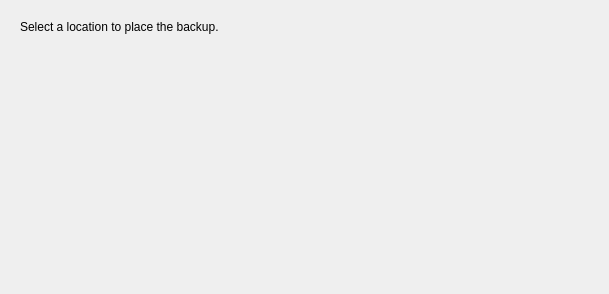
Qt form src/app/addbackupwizardpage3view.ui (flavio/kaveau) before a commit.
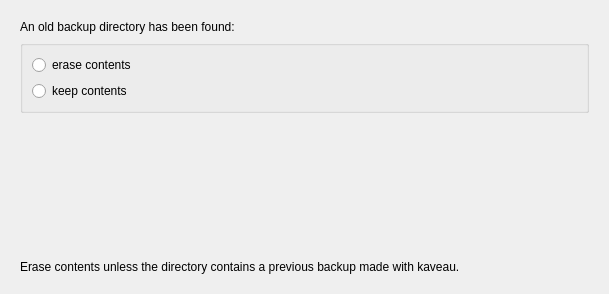
The same form after that commit. The open tabs and pages were chosen to show the change. Custom widgets are drawn as their Qt base class.

Commit message: it's no longer possible to chose a destination folder for the backup, kaveau will decide that without bothering the user.

```diff
--- a/src/app/addbackupwizardpage3view.ui
+++ b/src/app/addbackupwizardpage3view.ui
@@ -70,7 +70,7 @@
       </layout>
      </widget>
      <widget class="QWidget" name="page_2">
-      <layout class="QVBoxLayout" name="verticalLayout">
+      <layout class="QVBoxLayout" name="verticalLayout_5">
        <item>
         <widget class="QLabel" name="qLabel13_2">
          <property name="sizePolicy">
@@ -80,18 +80,34 @@
           </sizepolicy>
          </property>
          <property name="text">
-          <string>Select a location to place the backup.</string>
+          <string>An old backup directory has been found:</string>
          </property>
         </widget>
        </item>
        <item>
-        <widget class="KUrlRequester" name="destURL">
-         <property name="sizePolicy">
-          <sizepolicy hsizetype="Expanding" vsizetype="Minimum">
-           <horstretch>0</horstretch>
-           <verstretch>0</verstretch>
-          </sizepolicy>
+        <widget class="KButtonGroup" name="btnGroup">
+         <property name="flat">
+          <bool>true</bool>
          </property>
+         <layout class="QVBoxLayout" name="verticalLayout">
+          <item>
+           <widget class="QRadioButton" name="btnErase">
+            <property name="text">
+             <string>erase contents</string>
+            </property>
+            <property name="checked">
+             <bool>false</bool>
+            </property>
+           </widget>
+          </item>
+          <item>
+           <widget class="QRadioButton" name="btnKeep">
+            <property name="text">
+             <string>keep contents</string>
+            </property>
+           </widget>
+          </item>
+         </layout>
         </widget>
        </item>
        <item>
@@ -107,6 +123,13 @@
          </property>
         </spacer>
        </item>
+       <item>
+        <widget class="QLabel" name="label_2">
+         <property name="text">
+          <string>Erase contents unless the directory contains a previous backup made with kaveau.</string>
+         </property>
+        </widget>
+       </item>
       </layout>
      </widget>
      <widget class="QWidget" name="page_3">
@@ -194,9 +217,10 @@
  </widget>
  <customwidgets>
   <customwidget>
-   <class>KUrlRequester</class>
-   <extends>QFrame</extends>
-   <header>kurlrequester.h</header>
+   <class>KButtonGroup</class>
+   <extends>QGroupBox</extends>
+   <header>kbuttongroup.h</header>
+   <container>1</container>
   </customwidget>
  </customwidgets>
  <resources/>
```
Left out of the diff: 39 changed lines with no effect on the pictures. The commit also changes 2 other files.
